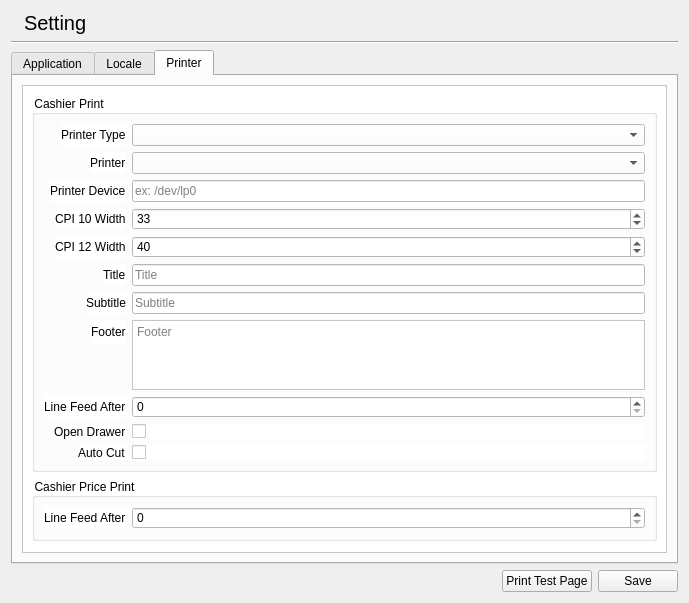
apinprastya/sultan, file libgui/setting/settingwidget.ui: the form before one commit.
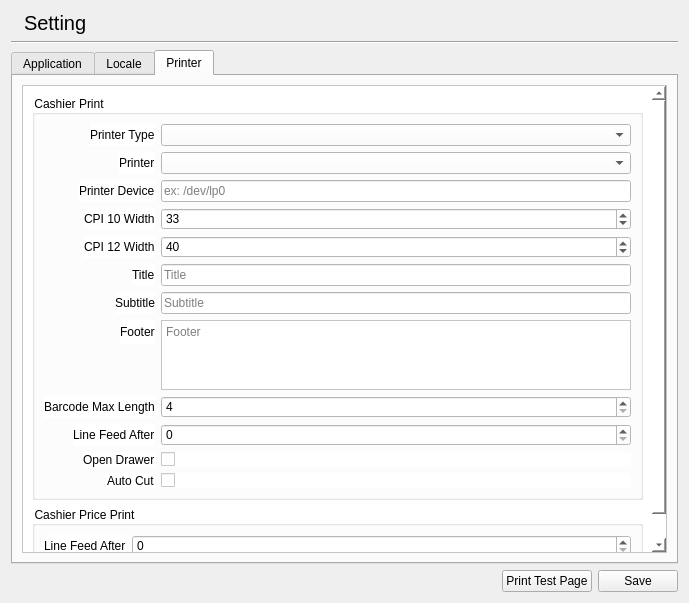
The form after the commit. The open tabs and pages were chosen to show the change. Icons and pictures are not drawn.

Commit message: add barcode on cashier print

```diff
--- a/libgui/setting/settingwidget.ui
+++ b/libgui/setting/settingwidget.ui
@@ -421,7 +421,7 @@
             <x>0</x>
             <y>0</y>
             <width>633</width>
-            <height>472</height>
+            <height>500</height>
            </rect>
           </property>
           <layout class="QVBoxLayout" name="verticalLayout_8">
@@ -573,44 +573,61 @@
                   </property>
                  </widget>
                 </item>
-                <item row="10" column="0">
+                <item row="11" column="0">
                  <widget class="QLabel" name="label_20">
                   <property name="text">
                    <string>Auto Cut</string>
                   </property>
                  </widget>
                 </item>
-                <item row="9" column="0">
+                <item row="10" column="0">
                  <widget class="QLabel" name="label_21">
                   <property name="text">
                    <string>Open Drawer</string>
                   </property>
                  </widget>
                 </item>
-                <item row="9" column="1">
-                 <widget class="QCheckBox" name="checkPrintCashierDrawer">
-                  <property name="text">
-                   <string/>
-                  </property>
-                 </widget>
-                </item>
                 <item row="10" column="1">
+                 <widget class="QCheckBox" name="checkPrintCashierDrawer">
+                  <property name="text">
+                   <string/>
+                  </property>
+                 </widget>
+                </item>
+                <item row="11" column="1">
                  <widget class="QCheckBox" name="checkPrintCashierCut">
                   <property name="text">
                    <string/>
                   </property>
                  </widget>
                 </item>
-                <item row="8" column="0">
+                <item row="9" column="0">
                  <widget class="QLabel" name="label_23">
                   <property name="text">
                    <string>Line Feed After</string>
                   </property>
                  </widget>
                 </item>
-                <item row="8" column="1">
+                <item row="9" column="1">
                  <widget class="QSpinBox" name="spinCashierLinefeed"/>
                 </item>
+                <item row="8" column="0">
+                 <widget class="QLabel" name="label_28">
+                  <property name="text">
+                   <string>Barcode Max Length</string>
+                  </property>
+                 </widget>
+                </item>
+                <item row="8" column="1">
+                 <widget class="QSpinBox" name="spinBarcodeLength">
+                  <property name="minimum">
+                   <number>4</number>
+                  </property>
+                  <property name="maximum">
+                   <number>100</number>
+                  </property>
+                 </widget>
+                </item>
                </layout>
               </item>
              </layout>
```
Left out of the diff: 2 changed lines with no effect on the pictures. The commit also changes 7 other files.
